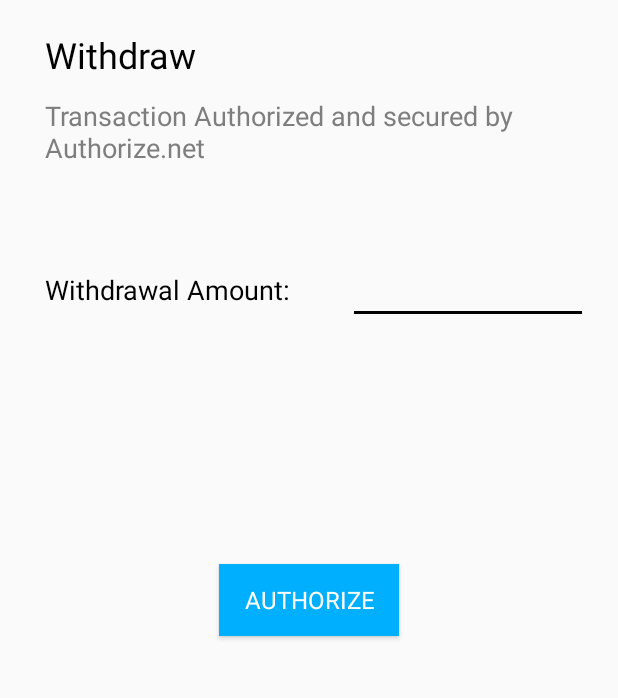
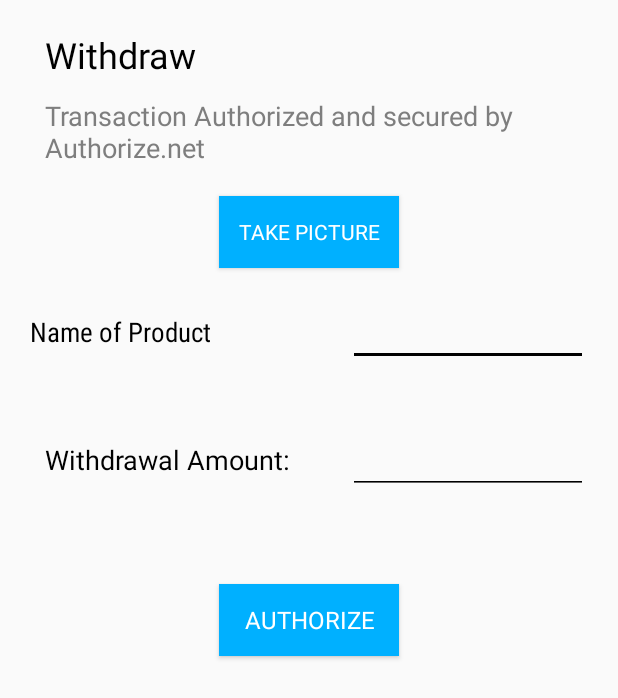
Before and after one commit to matthewwen/StrategicInvestor, an Android app: the layout activity_withdraw.xml on its own in the app's theme, with its tools: preview values and no code run, on a phone screen of 412 x 824 dp. Shown: the top 698 px of the screen. Run offline under Robolectric (Android 15) with nearby library versions, the phone set to English and light mode, and no system bars.

Commit message:
fixed it duh

```diff
--- a/app/src/main/AndroidManifest.xml
+++ b/app/src/main/AndroidManifest.xml
@@ -4,6 +4,7 @@
 
     <uses-permission android:name="android.permission.ACCESS_NETWORK_STATE" />
     <uses-permission android:name="android.permission.INTERNET" />
+    <uses-permission android:name="android.permission.CAMERA" />
     <uses-permission android:name="android.permission.RECEIVE_BOOT_COMPLETED" />
 
     <application
@@ -39,6 +40,7 @@
         <activity android:name=".ResultGlobalMacroActivity" />
         <activity android:name=".SelectCompanyGlobalMacro" />
         <activity android:name=".Deposit"></activity>
+        <activity android:name=".Withdraw"></activity>
     </application>
 
 </manifest>
--- a/app/src/main/java/com/strategicinvestor/strategicinvestor/Withdraw.java
+++ b/app/src/main/java/com/strategicinvestor/strategicinvestor/Withdraw.java
@@ -1,12 +1,21 @@
 package com.strategicinvestor.strategicinvestor;
 
+import android.Manifest;
+import android.content.Intent;
+import android.content.pm.PackageManager;
+import android.graphics.Bitmap;
 import android.os.AsyncTask;
 import android.os.Environment;
+import android.provider.MediaStore;
 import android.service.autofill.SaveCallback;
+import android.support.annotation.NonNull;
+import android.support.v4.app.ActivityCompat;
+import android.support.v4.content.ContextCompat;
 import android.support.v7.app.AppCompatActivity;
 import android.os.Bundle;
 import android.util.Log;
 import android.view.View;
+import android.widget.AdapterView;
 import android.widget.Button;
 import android.widget.EditText;
 
@@ -18,6 +27,7 @@ import org.json.JSONObject;
 
 import java.io.BufferedReader;
 import java.io.BufferedWriter;
+import java.io.ByteArrayOutputStream;
 import java.io.IOException;
 import java.io.InputStream;
 import java.io.InputStreamReader;
@@ -25,13 +35,39 @@ import java.io.OutputStreamWriter;
 import java.io.Writer;
 import java.net.HttpURLConnection;
 import java.net.URL;
+import java.util.ArrayList;
+import java.util.List;
 
-public class Withdraw extends AppCompatActivity {
+public class Withdraw extends AppCompatActivity{
+
+//    private static final String TAG = "AutoLogger";
+//    private static final int RECORD_REQUEST_CODE = 101;
+//    private static final int CAMERA_REQUEST_CODE = 102;
+//
+//    public String brand_name = "Lays";
+//
+//    private static final String CLOUD_VISION_API_KEY = "AIzaSyAAO5TG773UHzQQG3HROVm9L12U2pDo5dg";
+//
+//    private Feature feature;
+//    private Bitmap bitmap;
+//    private String[] visionAPI = new String[]{"LOGO_DETECTION"};
+//
+//    private String api = visionAPI[0];
+//
+//    Button btnCamera = findViewById(R.id.btnCamera);
 
     @Override
     protected void onCreate(Bundle savedInstanceState) {
         super.onCreate(savedInstanceState);
         setContentView(R.layout.activity_withdraw);
+
+//        btnCamera.setOnClickListener(new View.OnClickListener() {
+//            @Override
+//            public void onClick(View view) {
+//                takePictureFromCamera();
+//                System.out.println(brand_name);
+//            }
+//        });
 
         EditText balance_view = findViewById(R.id.editText);
 
@@ -209,4 +245,186 @@ public class Withdraw extends AppCompatActivity {
         Log.d("JSON String",jfinal.toString());
         return jfinal;
     }
+
+//    @Override
+//    protected void onResume() {
+//        super.onResume();
+//        if (checkPermission(Manifest.permission.CAMERA) == PackageManager.PERMISSION_GRANTED) {
+//            btnCamera.setVisibility(View.VISIBLE);
+//        } else {
+//            btnCamera.setVisibility(View.INVISIBLE);
+//            makeRequest(Manifest.permission.CAMERA);
+//        }
+//    }
+//
+//    private int checkPermission(String permission) {
+//        return ContextCompat.checkSelfPermission(this, permission);
+//    }
+//
+//    private void makeRequest(String permission) {
+//        ActivityCompat.requestPermissions(this, new String[]{permission}, RECORD_REQUEST_CODE);
+//    }
+//
+//    public void takePictureFromCamera() {
+//        Intent intent = new Intent(MediaStore.ACTION_IMAGE_CAPTURE);
+//        startActivityForResult(intent, CAMERA_REQUEST_CODE);
+//    }
+//
+//    @Override
+//    protected void onActivityResult(int requestCode, int resultCode, Intent data) {
+//        if (requestCode == CAMERA_REQUEST_CODE && resultCode == RESULT_OK) {
+//            bitmap = (Bitmap) data.getExtras().get("data");
+//            callCloudVision(bitmap, feature);
+//        }
+//    }
+//
+//    @Override
+//    public void onRequestPermissionsResult(int requestCode, String[] permissions, int[] grantResults) {
+//        if (requestCode == RECORD_REQUEST_CODE) {
+//            if (grantResults.length == 0 && grantResults[0] == PackageManager.PERMISSION_DENIED && grantResults[0] == PackageManager.PERMISSION_DENIED) {
+//                finish();
+//            } else {
+//                btnCamera.setVisibility(View.VISIBLE);
+//            }
+//        }
+//    }
+//
+//    private void callCloudVision(final Bitmap bitmap, final Feature feature) {
+//        final List<Feature> featureList = new ArrayList<>();
+//        featureList.add(feature);
+//
+//        final List<AnnotateImageRequest> annotateImageRequests = new ArrayList<>();
+//
+//        AnnotateImageRequest annotateImageReq = new AnnotateImageRequest();
+//        annotateImageReq.setFeatures(featureList);
+//        annotateImageReq.setImage(getImageEncodeImage(bitmap));
+//        annotateImageRequests.add(annotateImageReq);
+//
+//
+//        new AsyncTask<Object, Void, String>() {
+//            @Override
+//            protected String doInBackground(Object... params) {
+//                try {
+//
+//                    HttpTransport httpTransport = AndroidHttp.newCompatibleTransport();
+//                    JsonFactory jsonFactory = GsonFactory.getDefaultInstance();
+//
+//                    VisionRequestInitializer requestInitializer = new VisionRequestInitializer(CLOUD_VISION_API_KEY);
+//
+//                    Vision.Builder builder = new Vision.Builder(httpTransport, jsonFactory, null);
+//                    builder.setVisionRequestInitializer(requestInitializer);
+//
+//                    Vision vision = builder.build();
+//
+//                    BatchAnnotateImagesRequest batchAnnotateImagesRequest = new BatchAnnotateImagesRequest();
+//                    batchAnnotateImagesRequest.setRequests(annotateImageRequests);
+//
+//                    Vision.Images.Annotate annotateRequest = vision.images().annotate(batchAnnotateImagesRequest);
+//                    annotateRequest.setDisableGZipContent(true);
+//                    BatchAnnotateImagesResponse response = annotateRequest.execute();
+//                    return convertResponseToString(response);
+//                } catch (GoogleJsonResponseException e) {
+//                    Log.d(TAG, "failed to make API request because " + e.getContent());
+//                } catch (IOException e) {
+//                    Log.d(TAG, "failed to make API request because of other IOException " + e.getMessage());
+//                }
+//                return "Cloud Vision API request failed. Check logs for details.";
+//            }
+//
+//            protected void onPostExecute(String result) {
+//                brand_name = result;
+//            }
+//        }.execute();
+//    }
+//
+//
+//    @NonNull
+//    private Image getImageEncodeImage(Bitmap bitmap) {
+//        Image base64EncodedImage = new Image();
+//        // Convert the bitmap to a JPEG
+//        // Just in case it's a format that Android understands but Cloud Vision
+//        ByteArrayOutputStream byteArrayOutputStream = new ByteArrayOutputStream();
+//        bitmap.compress(Bitmap.CompressFormat.JPEG, 90, byteArrayOutputStream);
+//        byte[] imageBytes = byteArrayOutputStream.toByteArray();
+//
+//        // Base64 encode the JPEG
+//        base64EncodedImage.encodeContent(imageBytes);
+//        return base64EncodedImage;
+//    }
+//
+//    private String convertResponseToString(BatchAnnotateImagesResponse response) {
+//
+//        AnnotateImageResponse imageResponses = response.getResponses().get(0);
+//
+//        List<EntityAnnotation> entityAnnotations;
+//
+//        String message = "";
+//        switch (api) {
+//            case "LANDMARK_DETECTION":
+//                entityAnnotations = imageResponses.getLandmarkAnnotations();
+//                message = formatAnnotation(entityAnnotations);
+//                break;
+//            case "LOGO_DETECTION":
+//                entityAnnotations = imageResponses.getLogoAnnotations();
+//                message = formatAnnotation(entityAnnotations);
+//                break;
+//            case "SAFE_SEARCH_DETECTION":
+//                SafeSearchAnnotation annotation = imageResponses.getSafeSearchAnnotation();
+//                message = getImageAnnotation(annotation);
+//                break;
+//            case "IMAGE_PROPERTIES":
+//                ImageProperties imageProperties = imageResponses.getImagePropertiesAnnotation();
+//                message = getImageProperty(imageProperties);
+//                break;
+//            case "LABEL_DETECTION":
+//                entityAnnotations = imageResponses.getLabelAnnotations();
+//                message = formatAnnotation(entityAnnotations);
+//                break;
+//        }
+//        return message;
+//    }
+//
+//    private String getImageAnnotation(SafeSearchAnnotation annotation) {
+//        return String.format("adult: %s\nmedical: %s\nspoofed: %s\nviolence: %s\n",
+//                annotation.getAdult(),
+//                annotation.getMedical(),
+//                annotation.getSpoof(),
+//                annotation.getViolence());
+//    }
+//
+//    private String getImageProperty(ImageProperties imageProperties) {
+//        String message = "";
+//        DominantColorsAnnotation colors = imageProperties.getDominantColors();
+//        for (ColorInfo color : colors.getColors()) {
+//            message = message + "" + color.getPixelFraction() + " - " + color.getColor().getRed() + " - " + color.getColor().getGreen() + " - " + color.getColor().getBlue();
+//            message = message + "\n";
+//        }
+//        return message;
+//    }
+//
+//    private String formatAnnotation(List<EntityAnnotation> entityAnnotation) {
+//        String message = "";
+//
+//        if (entityAnnotation != null) {
+//            for (EntityAnnotation entity : entityAnnotation) {
+//                message = message + "    " + entity.getDescription() + " " + entity.getScore();
+//                message += "\n";
+//            }
+//        } else {
+//            message = "Nothing Found";
+//        }
+//        return message;
+//    }
+//
+//    @Override
+//    public void onItemSelected(AdapterView<?> adapterView, View view, int i, long l) {
+//        api = (String) adapterView.getItemAtPosition(i);
+//        feature.setType(api);
+//        if (bitmap != null)
+//            callCloudVision(bitmap, feature);
+//    }
+//
+//    @Override
+//    public void onNothingSelected(AdapterView<?> adapterView) {
+//    }
 }
--- a/app/src/main/res/layout/activity_withdraw.xml
+++ b/app/src/main/res/layout/activity_withdraw.xml
@@ -31,12 +31,58 @@
         android:paddingStart="30dp"
         android:textSize="18sp"/>
 
+    <Button
+        android:id="@+id/btnCamera"
+        style="@style/Widget.AppCompat.Button"
+        android:layout_width="120dp"
+        android:layout_height="wrap_content"
+        android:layout_gravity="center"
+        android:background="@color/colorPrimary"
+        android:fontFamily="sans-serif"
+        android:text="Take Picture"
+        android:textColor="@android:color/white"
+        android:typeface="normal" />
+
     <LinearLayout
         android:layout_width="match_parent"
         android:layout_height="wrap_content"
         android:orientation="horizontal"
-        android:paddingTop="40dp"
-        android:paddingBottom="160dp"
+        android:paddingTop="20dp"
+        android:paddingBottom="20dp"
+        android:paddingHorizontal="20dp">
+
+        <TextView
+            android:id="@+id/textView4"
+            android:layout_width="wrap_content"
+            android:layout_height="wrap_content"
+            android:fontFamily="sans-serif-condensed"
+            android:text="Name of Product"
+            android:textColor="@color/home_tab_selected_text_color"
+            android:textSize="18sp"/>
+
+        <View
+            android:layout_width="0dp"
+            android:layout_height="0dp"
+            android:layout_weight="1"/>
+
+        <EditText
+            android:id="@+id/editName"
+            android:layout_width="160sp"
+            android:layout_height="wrap_content"
+            android:backgroundTint="@color/home_tab_selected_text_color"
+            android:ems="10"
+            android:fontFamily="sans-serif-condensed"
+            android:textAlignment="textEnd"
+            android:textColor="@color/home_tab_selected_text_color" />
+
+    </LinearLayout>
+
+    <LinearLayout
+        android:layout_width="match_parent"
+        android:layout_height="wrap_content"
+        android:orientation="horizontal"
+        android:paddingTop="20dp"
+        android:paddingBottom="60dp"
         android:paddingHorizontal="20dp">
 
         <TextView
```
Also changed, not shown: app/build.gradle (+7 -0 lines), app/src/main/java/com/strategicinvestor/strategicinvestor/ResultRiskArbitrageActivity.java (line endings or trailing spaces).
